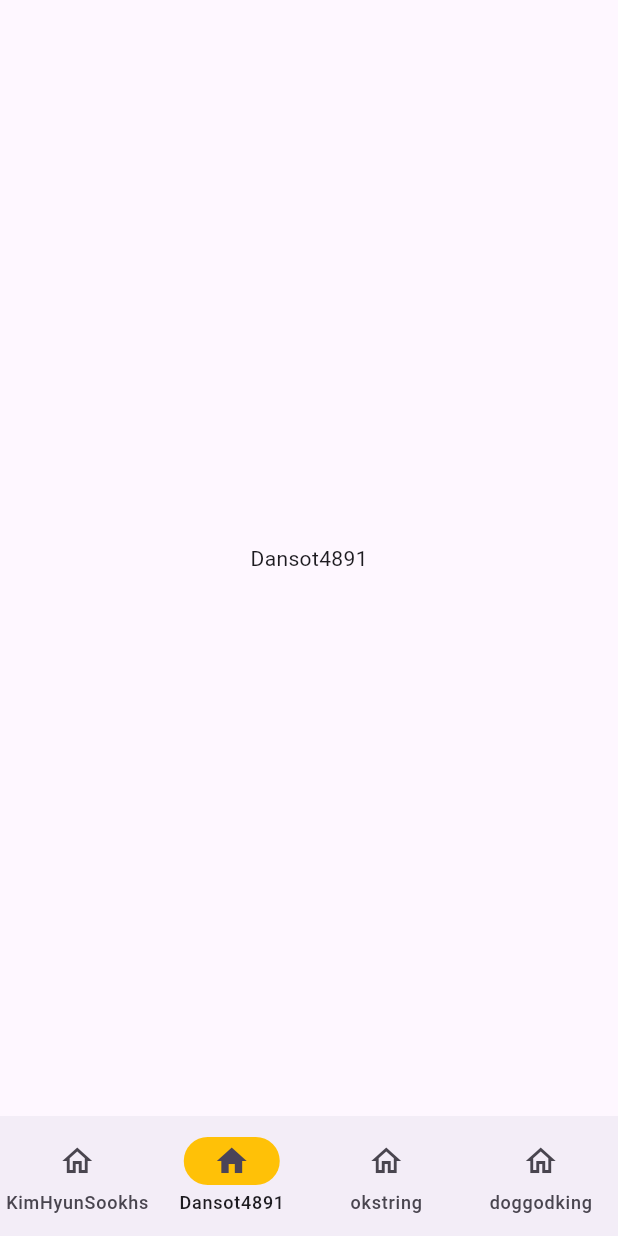
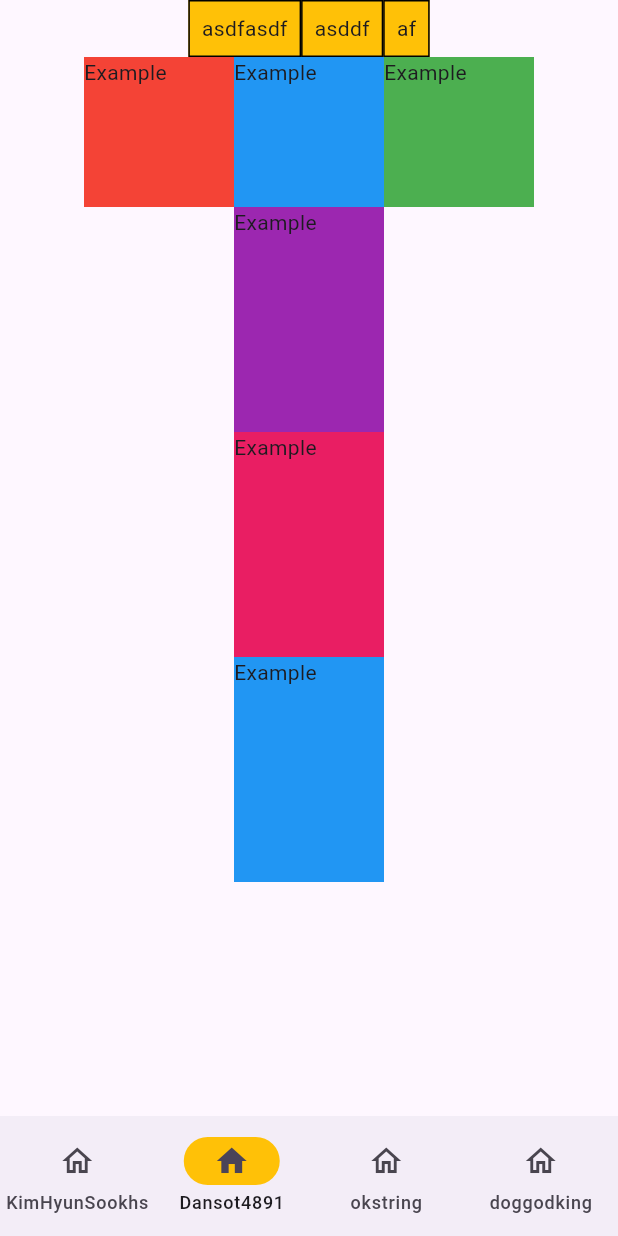
Before and after one commit to okstring/flutter_widget_study, a Flutter app: the screen it shows after launch, item 2 of the bottom bar chosen, on a phone screen of 412 x 824 dp. Run offline on Flutter 3.47's test engine with Material 3 defaults, Android fonts, the light colour scheme and no system bars.

Commit message:
feat: Example 코드 구현 및 주석 작성

```diff
--- a/lib/presentation/dansot4891/dansot4891_screen.dart
+++ b/lib/presentation/dansot4891/dansot4891_screen.dart
@@ -8,8 +8,102 @@ class Dansot4891Screen extends StatefulWidget {
 }
 
 class _Dansot4891ScreenState extends State<Dansot4891Screen> {
+  // ‼️ IntrinsicHeight, IntrinsicWidth 사용 안하는걸 추천..
+  // => 비용이 많이 듦
   @override
   Widget build(BuildContext context) {
-    return Scaffold(body: SafeArea(child: Center(child: Text('Dansot4891'))));
+    return Scaffold(
+      body: SafeArea(
+        child: Center(
+          child: Column(
+            children: [
+              // UnconstrainedBox: 부모 제약 조건 강제 해제
+              // -> 솔직히 언제 쓰일지 모르겠다..
+              UnconstrainedBox(
+                child: Container(
+                  color: Colors.amber,
+                  child: Row(
+                    mainAxisSize: MainAxisSize.min,
+                    children: [
+                      exBox2(text: 'asdfasdf'),
+                      exBox2(text: 'asddf'),
+                      exBox2(text: 'af'),
+                    ],
+                  ),
+                ),
+              ),
+              IntrinsicHeight(
+                // IntrinsicHeight: 내부 위젯들 중 가장 긴 높이가 기준이 됨.
+                child: Row(
+                  mainAxisAlignment: MainAxisAlignment.center,
+                  // 내부 위젯들을 부모 크기만큼 늘리기 (교차축)
+                  // 해당 코드가 있어야 IntrinsicHeight가 정상적으로 작동함
+                  // => Row의 높이는 100으로 고정이 되지만
+                  //    내부 위젯을 각각 30, 50으로 설정해줬기 때문에
+                  //    해당 위젯들의 높이가 늘어나지 않음
+                  crossAxisAlignment: CrossAxisAlignment.stretch,
+                  children: [
+                    exBox(color: Colors.red, width: 100, height: 50),
+                    exBox(color: Colors.blue, width: 100, height: 100),
+                    exBox(color: Colors.green, width: 100, height: 30),
+                  ],
+                ),
+              ),
+              // IntrinsicWidth: 내부 위젯들 중 가장 긴 너비가 기준이 됨.
+              IntrinsicWidth(
+                child: Column(
+                  // 내부 위젯들을 부모 크기만큼 늘리기 (교차축)
+                  // 해당 코드가 있어야 IntrinsicWidth가 정상적으로 작동함
+                  // => Column의 너비는 100으로 고정이 되지만
+                  //    내부 위젯을 각각 30, 50으로 설정해줬기 때문에
+                  //    해당 위젯들의 너비가 늘어나지 않음
+                  crossAxisAlignment: CrossAxisAlignment.stretch,
+                  children: [
+                    exBox(color: Colors.purple, width: 50, height: 150),
+                    exBox(color: Colors.pink, width: 100, height: 150),
+                    exBox(color: Colors.blue, width: 30, height: 150),
+                  ],
+                ),
+              ),
+            ],
+          ),
+        ),
+      ),
+    );
+  }
+
+  Widget exBox({
+    String text = 'Example',
+    double? width,
+    double? height,
+    Color? color,
+  }) {
+    return Container(
+      color: color,
+      width: width,
+      height: height,
+      // 강제로 최소 너비/높이 제한
+      // constraints: BoxConstraints(
+      //   minHeight: 130,
+      //   minWidth: 130,
+      //   maxHeight: 500,
+      //   maxWidth: 500,
+      // ),
+      // child: UnconstrainedBox(
+      //   child: SizedBox(width: 50, height: 900, child: const Text('Example')),
+      // ),
+      // child: OverflowBox(
+      //   child: SizedBox(width: 50, height: 900, child: const Text('Example')),
+      // ),
+      child: Text(text),
+    );
+  }
+
+  Widget exBox2({String text = 'test'}) {
+    return Container(
+      padding: const EdgeInsets.all(8),
+      decoration: BoxDecoration(border: Border.all()),
+      child: Text(text),
+    );
   }
 }
```
Also changed, not shown: 1 other file.
